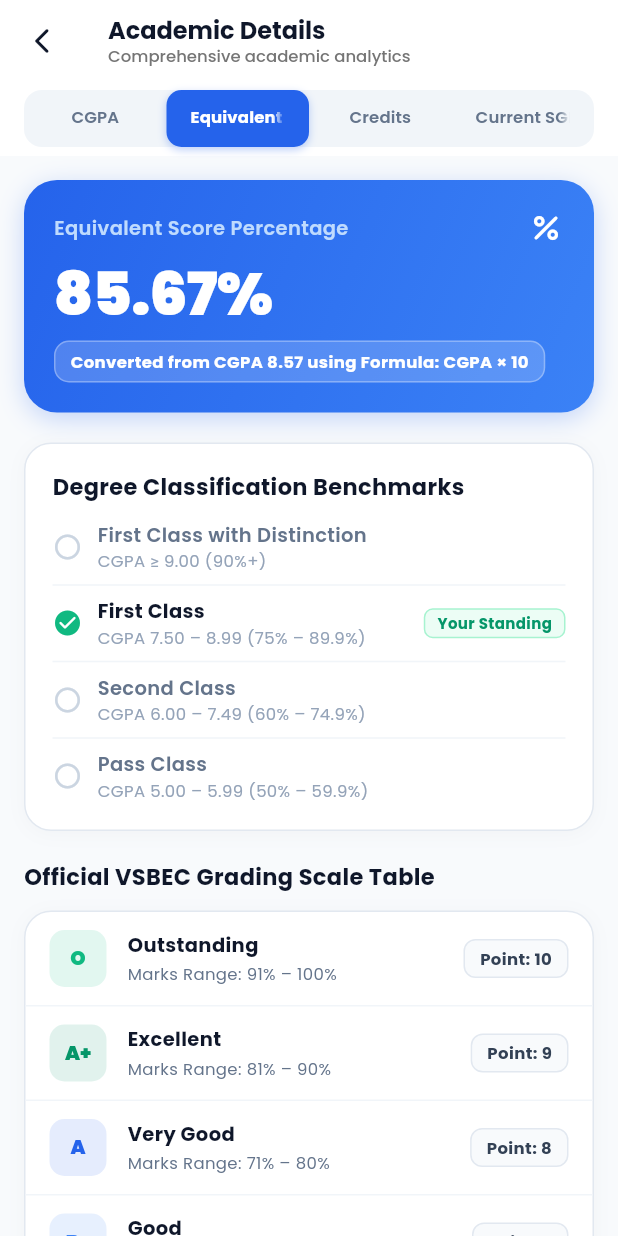
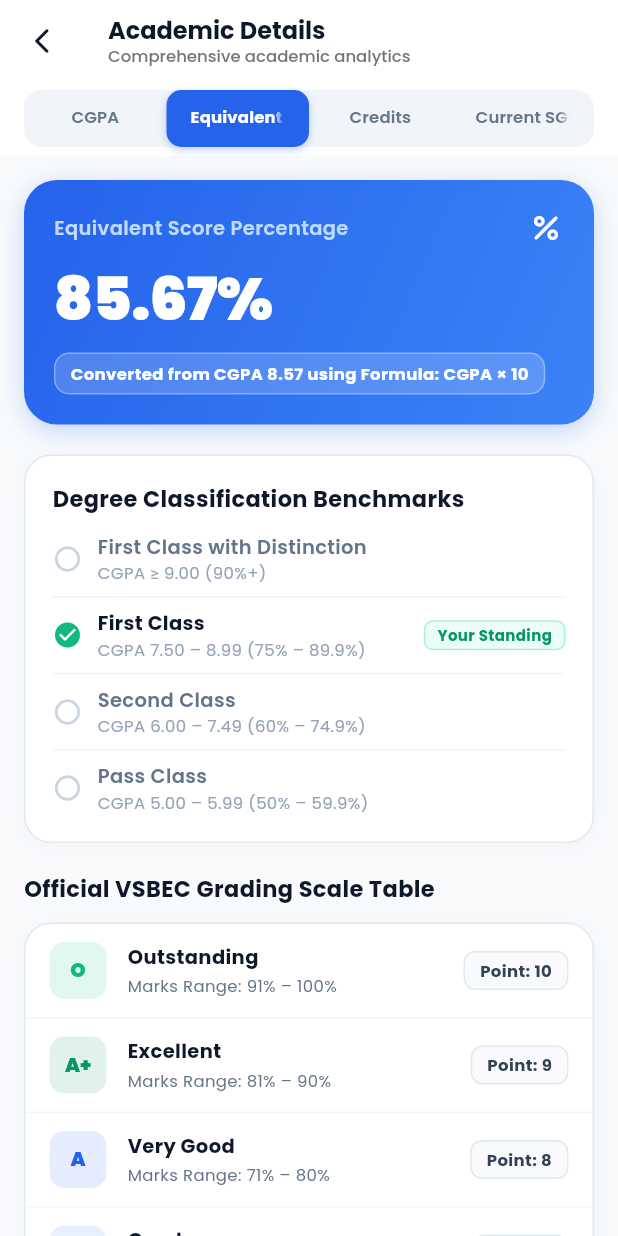
Before and after one commit to Saravanaofficialpmv/unisphere, a Flutter app: the CgpaDetailsScreen screen opened by its route, tab 2 chosen, on a phone screen of 412 x 824 dp. Run offline on Flutter 3.47's test engine with Material 3 defaults, Android fonts, the phone set to English and light mode, and no system bars; our stand-ins replace cached_network_image, flutter_riverpod, go_router, google_fonts, percent_indicator, supabase_flutter; accounts and stored records are empty.

Commit message:
fix: resolve layout assertion and semantics dirty exception in header card and banner cards

```diff
--- a/lib/screens/student/cgpa_details_screen.dart
+++ b/lib/screens/student/cgpa_details_screen.dart
@@ -281,7 +281,6 @@ class _CgpaDetailsScreenState extends ConsumerState<CgpaDetailsScreen>
           // Equivalent Score Prominent Banner
           Container(
             width: double.infinity,
-            constraints: const BoxConstraints(minHeight: 155),
             padding: const EdgeInsets.all(20),
             decoration: BoxDecoration(
               gradient: const LinearGradient(
@@ -300,7 +299,6 @@ class _CgpaDetailsScreenState extends ConsumerState<CgpaDetailsScreen>
             ),
             child: Column(
               crossAxisAlignment: CrossAxisAlignment.start,
-              mainAxisAlignment: MainAxisAlignment.spaceBetween,
               children: [
                 const Row(
                   mainAxisAlignment: MainAxisAlignment.spaceBetween,
@@ -312,6 +310,7 @@ class _CgpaDetailsScreenState extends ConsumerState<CgpaDetailsScreen>
                     Icon(Icons.percent_rounded, color: Colors.white, size: 24),
                   ],
                 ),
+                const SizedBox(height: 6),
                 Text(
                   '${percentage.toStringAsFixed(2)}%',
                   style: const TextStyle(
@@ -321,6 +320,7 @@ class _CgpaDetailsScreenState extends ConsumerState<CgpaDetailsScreen>
                     letterSpacing: -0.5,
                   ),
                 ),
+                const SizedBox(height: 8),
                 Container(
                   padding: const EdgeInsets.symmetric(horizontal: 10, vertical: 5),
                   decoration: BoxDecoration(
@@ -548,7 +548,6 @@ class _CgpaDetailsScreenState extends ConsumerState<CgpaDetailsScreen>
           // Top Eligible Credits Banner Card
           Container(
             width: double.infinity,
-            constraints: const BoxConstraints(minHeight: 155),
             padding: const EdgeInsets.all(20),
             decoration: BoxDecoration(
               gradient: const LinearGradient(
@@ -567,7 +566,6 @@ class _CgpaDetailsScreenState extends ConsumerState<CgpaDetailsScreen>
             ),
             child: Column(
               crossAxisAlignment: CrossAxisAlignment.start,
-              mainAxisAlignment: MainAxisAlignment.spaceBetween,
               children: [
                 const Row(
                   mainAxisAlignment: MainAxisAlignment.spaceBetween,
@@ -579,6 +577,7 @@ class _CgpaDetailsScreenState extends ConsumerState<CgpaDetailsScreen>
                     Icon(Icons.school_rounded, color: Colors.white, size: 24),
                   ],
                 ),
+                const SizedBox(height: 6),
                 Row(
                   crossAxisAlignment: CrossAxisAlignment.baseline,
                   textBaseline: TextBaseline.alphabetic,
@@ -599,6 +598,7 @@ class _CgpaDetailsScreenState extends ConsumerState<CgpaDetailsScreen>
                     ),
                   ],
                 ),
+                const SizedBox(height: 8),
                 Container(
                   padding: const EdgeInsets.symmetric(horizontal: 10, vertical: 5),
                   decoration: BoxDecoration(
@@ -870,7 +870,6 @@ class _CgpaDetailsScreenState extends ConsumerState<CgpaDetailsScreen>
           // Current SGPA Banner Card
           Container(
             width: double.infinity,
-            constraints: const BoxConstraints(minHeight: 155),
             padding: const EdgeInsets.all(20),
             decoration: BoxDecoration(
               gradient: const LinearGradient(
@@ -889,7 +888,6 @@ class _CgpaDetailsScreenState extends ConsumerState<CgpaDetailsScreen>
             ),
             child: Column(
               crossAxisAlignment: CrossAxisAlignment.start,
-              mainAxisAlignment: MainAxisAlignment.spaceBetween,
               children: [
                 Row(
                   mainAxisAlignment: MainAxisAlignment.spaceBetween,
@@ -911,6 +909,7 @@ class _CgpaDetailsScreenState extends ConsumerState<CgpaDetailsScreen>
                     ),
                   ],
                 ),
+                const SizedBox(height: 6),
                 Text(
                   sgpaVal.toStringAsFixed(2),
                   style: const TextStyle(
@@ -920,6 +919,7 @@ class _CgpaDetailsScreenState extends ConsumerState<CgpaDetailsScreen>
                     letterSpacing: -0.5,
                   ),
                 ),
+                const SizedBox(height: 8),
                 Container(
                   padding: const EdgeInsets.symmetric(horizontal: 10, vertical: 5),
                   decoration: BoxDecoration(
```
Also changed, not shown: lib/screens/student/modules/student_upcoming_tasks_screen.dart (+1 -11 lines).
